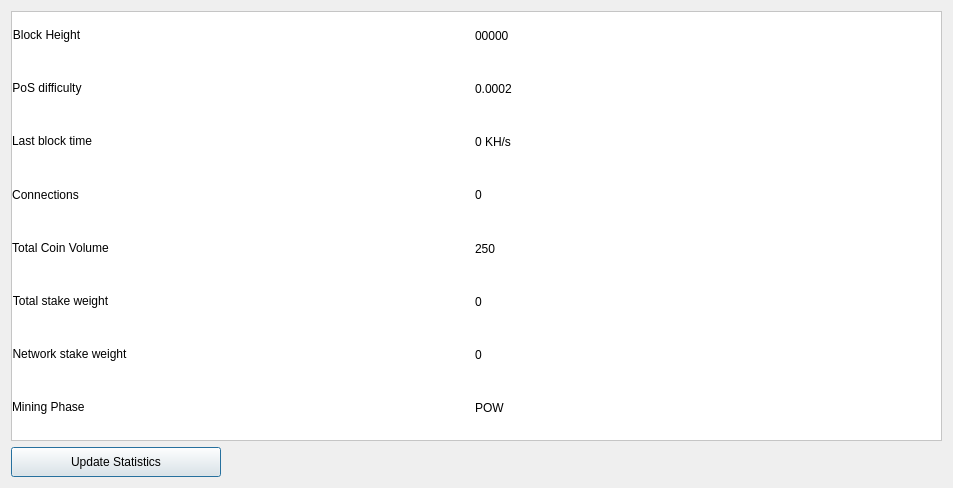
Above: src/qt/forms/statisticspage.ui from britcoin3/britcoin3.3 before the change. Below: the same form after it.
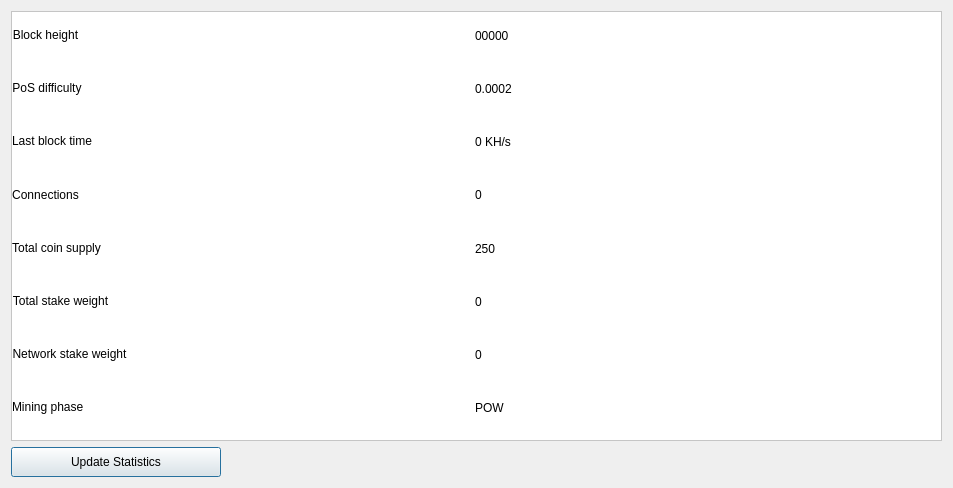
That is the form after the change.

Commit message: Added tail emission of 0.5% annually. Changed many 'BritCoin's to 'Britcoin's Changed coin URL britcoin.xyz to britcoin.com Improved Ubuntu build doc Actually enforce 30 million coin limit (plus tail emission)

Patch:
```diff
--- a/src/qt/forms/statisticspage.ui
+++ b/src/qt/forms/statisticspage.ui
@@ -49,7 +49,7 @@
       <item row="4" column="0" alignment="Qt::AlignLeft">
        <widget class="QLabel" name="label_8">
         <property name="text">
-         <string>&lt;html&gt;&lt;head/&gt;&lt;body&gt;&lt;p&gt;Total Coin Volume&lt;/p&gt;&lt;/body&gt;&lt;/html&gt;</string>
+         <string>&lt;html&gt;&lt;head/&gt;&lt;body&gt;&lt;p&gt;Total coin supply&lt;/p&gt;&lt;/body&gt;&lt;/html&gt;</string>
         </property>
         <property name="alignment">
          <set>Qt::AlignCenter</set>
@@ -89,7 +89,7 @@
       <item row="7" column="0" alignment="Qt::AlignLeft">
        <widget class="QLabel" name="label_15">
         <property name="text">
-         <string>&lt;html&gt;&lt;head/&gt;&lt;body&gt;&lt;p&gt;Mining Phase&lt;/p&gt;&lt;/body&gt;&lt;/html&gt;</string>
+         <string>&lt;html&gt;&lt;head/&gt;&lt;body&gt;&lt;p&gt;Mining phase&lt;/p&gt;&lt;/body&gt;&lt;/html&gt;</string>
         </property>
         <property name="alignment">
          <set>Qt::AlignLeading|Qt::AlignLeft|Qt::AlignVCenter</set>
@@ -102,7 +102,7 @@
       <item row="0" column="0" alignment="Qt::AlignLeft">
        <widget class="QLabel" name="label_14">
         <property name="text">
-         <string>&lt;html&gt;&lt;head/&gt;&lt;body&gt;&lt;p&gt;Block Height&lt;/p&gt;&lt;/body&gt;&lt;/html&gt;</string>
+         <string>&lt;html&gt;&lt;head/&gt;&lt;body&gt;&lt;p&gt;Block height&lt;/p&gt;&lt;/body&gt;&lt;/html&gt;</string>
         </property>
         <property name="alignment">
          <set>Qt::AlignCenter</set>
```
Left out of the diff: 4 changed lines with no effect on the pictures. The commit also changes 92 other files.
